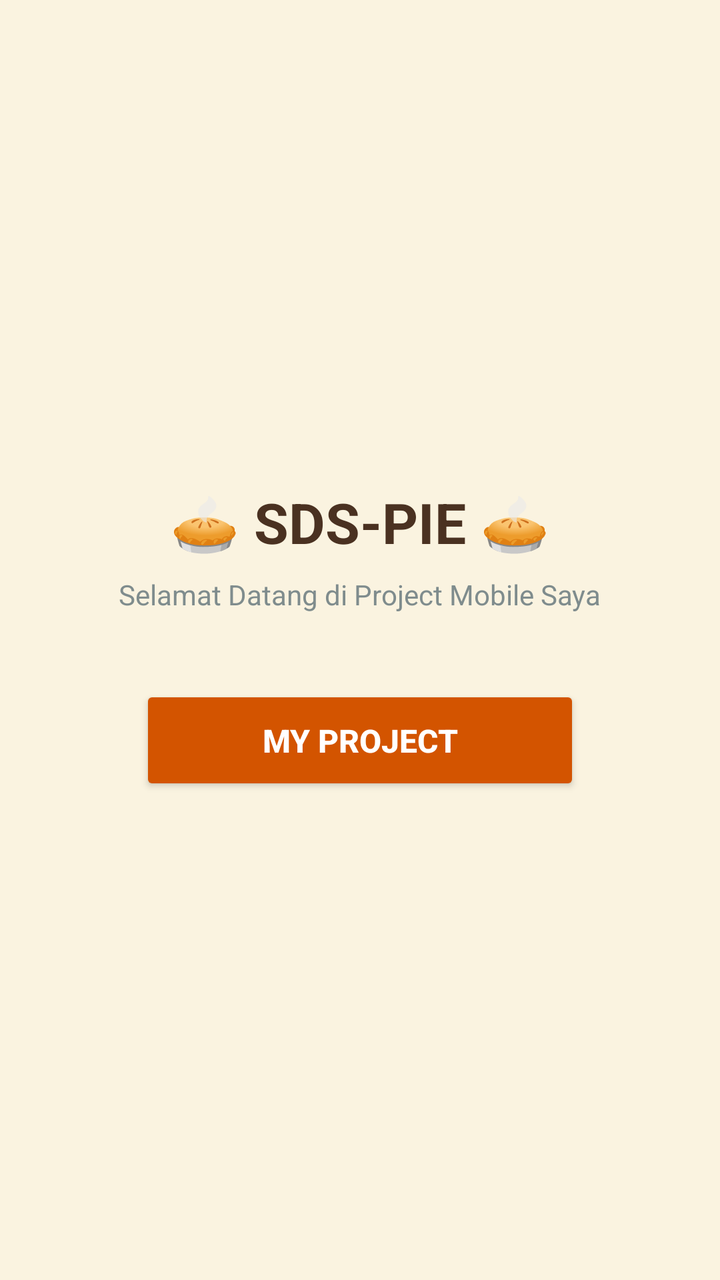
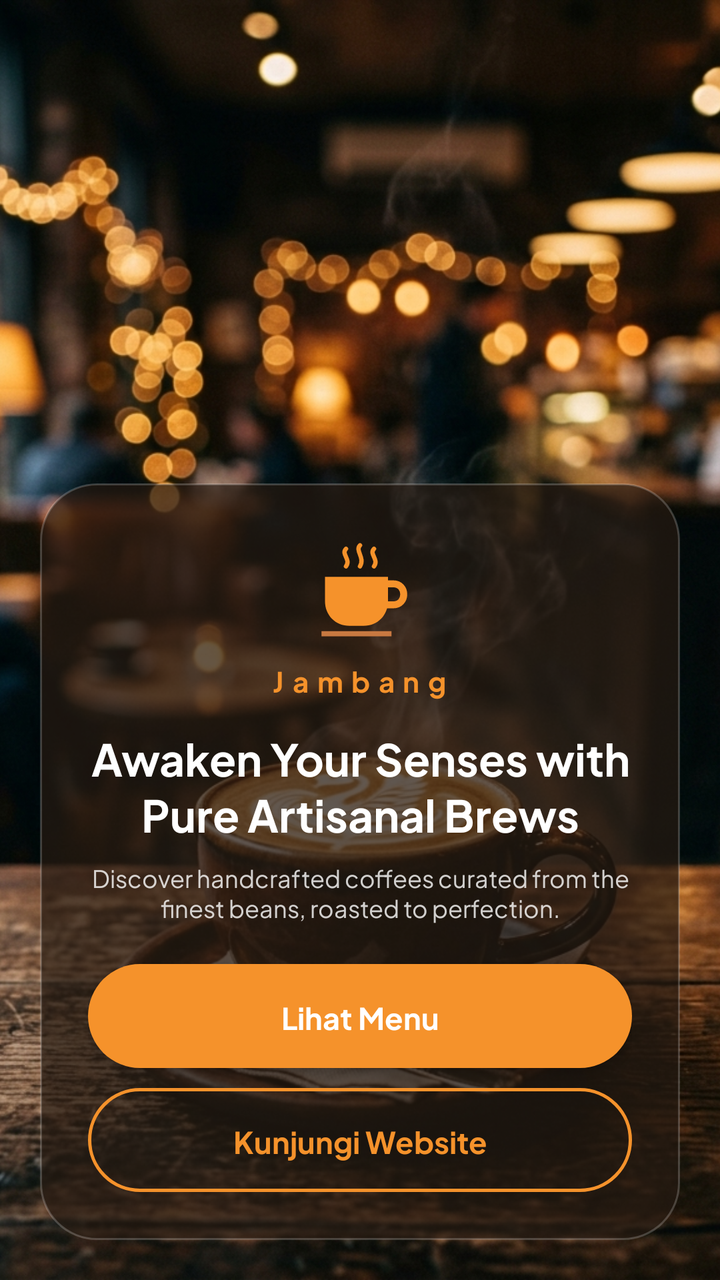

Screens rendered from an Android XML layout before and after an edit, with the pre-edit source and the edit as a unified diff.
<!-- AndroidManifest.xml: application theme Theme.AppCompat.Light.NoActionBar -->
<!-- res/layout/activity_main.xml -->
<?xml version="1.0" encoding="utf-8"?>
<LinearLayout xmlns:android="http://schemas.android.com/apk/res/android"
    xmlns:tools="http://schemas.android.com/tools"
    android:id="@+id/main"
    android:layout_width="match_parent"
    android:layout_height="match_parent"
    android:background="#FAF3E0"
    android:gravity="center"
    android:orientation="vertical"
    android:padding="24dp"
    tools:context=".MainActivity">

    <TextView
        android:layout_width="wrap_content"
        android:layout_height="wrap_content"
        android:text="🥧 SDS-PIE 🥧"
        android:textSize="28sp"
        android:textStyle="bold"
        android:textColor="#4A3121"
        android:layout_marginBottom="8dp" />

    <TextView
        android:layout_width="wrap_content"
        android:layout_height="wrap_content"
        android:text="Selamat Datang di Project Mobile Saya"
        android:textSize="14sp"
        android:textColor="#7F8C8D"
        android:layout_marginBottom="36dp" />

    <Button
        android:id="@+id/btnMyProject"
        android:layout_width="220dp"
        android:layout_height="55dp"
        android:text="@string/btn_my_project"
        android:textSize="16sp"
        android:textStyle="bold"
        android:textColor="@android:color/white"
        android:backgroundTint="#D35400"
        android:elevation="6dp" />

</LinearLayout>
<!-- resources referenced by this layout -->
<resources>
  <string name="btn_my_project">My Project</string>
</resources>

<!-- the commit's change to res/layout/activity_main.xml (unified diff, before → after) -->
@@ -1,41 +1,94 @@
 <?xml version="1.0" encoding="utf-8"?>
-<LinearLayout xmlns:android="http://schemas.android.com/apk/res/android"
+<FrameLayout xmlns:android="http://schemas.android.com/apk/res/android"
     xmlns:tools="http://schemas.android.com/tools"
-    android:id="@+id/main"
     android:layout_width="match_parent"
     android:layout_height="match_parent"
-    android:background="#FAF3E0"
-    android:gravity="center"
-    android:orientation="vertical"
-    android:padding="24dp"
+    android:background="@color/jambang_brown"
     tools:context=".MainActivity">
 
-    <TextView
-        android:layout_width="wrap_content"
-        android:layout_height="wrap_content"
-        android:text="🥧 SDS-PIE 🥧"
-        android:textSize="28sp"
-        android:textStyle="bold"
-        android:textColor="#4A3121"
-        android:layout_marginBottom="8dp" />
+    <ImageView
+        android:layout_width="match_parent"
+        android:layout_height="match_parent"
+        android:contentDescription="@null"
+        android:scaleType="centerCrop"
+        android:src="@drawable/bg_landing" />
 
-    <TextView
-        android:layout_width="wrap_content"
-        android:layout_height="wrap_content"
-        android:text="Selamat Datang di Project Mobile Saya"
-        android:textSize="14sp"
-        android:textColor="#7F8C8D"
-        android:layout_marginBottom="36dp" />
+    <LinearLayout
+        android:id="@+id/main"
+        android:layout_width="match_parent"
+        android:layout_height="match_parent"
+        android:gravity="bottom"
+        android:orientation="vertical"
+        android:padding="20dp">
 
-    <Button
-        android:id="@+id/btnMyProject"
-        android:layout_width="220dp"
-        android:layout_height="55dp"
-        android:text="@string/btn_my_project"
-        android:textSize="16sp"
-        android:textStyle="bold"
-        android:textColor="@android:color/white"
-        android:backgroundTint="#D35400"
-        android:elevation="6dp" />
+        <LinearLayout
+            android:layout_width="match_parent"
+            android:layout_height="wrap_content"
+            android:background="@drawable/bg_card_glass"
+            android:gravity="center_horizontal"
+            android:orientation="vertical"
+            android:padding="24dp">
 
-</LinearLayout>
+            <ImageView
+                android:layout_width="56dp"
+                android:layout_height="56dp"
+                android:contentDescription="@string/logo_desc"
+                android:src="@drawable/ic_logo_jambang" />
+
+            <TextView
+                android:layout_width="wrap_content"
+                android:layout_height="wrap_content"
+                android:layout_marginTop="8dp"
+                android:text="@string/landing_title"
+                android:textColor="@color/jambang_orange"
+                android:textSize="14sp"
+                android:textStyle="bold"
+                android:letterSpacing="0.3" />
+
+            <TextView
+                android:layout_width="match_parent"
+                android:layout_height="wrap_content"
+                android:layout_marginTop="12dp"
+                android:gravity="center"
+                android:text="@string/landing_tagline"
+                android:textColor="@color/white"
+                android:textSize="22sp"
+                android:textStyle="bold" />
+
+            <TextView
+                android:layout_width="match_parent"
+                android:layout_height="wrap_content"
+                android:layout_marginTop="8dp"
+                android:gravity="center"
+                android:text="@string/landing_desc"
+                android:textColor="#CCFFFFFF"
+                android:textSize="12sp" />
+
+            <Button
+                android:id="@+id/btnMyProject"
+                android:layout_width="match_parent"
+                android:layout_height="52dp"
+                android:layout_marginTop="20dp"
+                android:background="@drawable/bg_button_pill"
+                android:backgroundTint="@null"
+                android:text="@string/btn_see_menu"
+                android:textAllCaps="false"
+                android:textColor="@color/white"
+                android:textSize="15sp"
+                android:textStyle="bold" />
+
+            <Button
+                android:id="@+id/btnWebView"
+                android:layout_width="match_parent"
+                android:layout_height="52dp"
+                android:layout_marginTop="10dp"
+                android:background="@drawable/bg_button_outline"
+                android:backgroundTint="@null"
+                android:text="@string/btn_web_view"
+                android:textAllCaps="false"
+                android:textColor="@color/jambang_orange"
+                android:textSize="15sp"
+                android:textStyle="bold" />
+        </LinearLayout>
+    </LinearLayout>
+</FrameLayout>
<!-- resource entries referenced after the edit -->
@@ -1,5 +1,67 @@
 <!-- resources referenced by this layout -->
 <resources>
-  <string name="btn_my_project">My Project</string>
+  <color name="jambang_brown">#3B2314</color>
+  <color name="jambang_orange">#F5922B</color>
+  <color name="white">#FFFFFFFF</color>
+  <!-- drawable bg_button_outline (drawable) -->
+  <shape xmlns:android="http://schemas.android.com/apk/res/android" android:shape="rectangle">
+      <solid android:color="@android:color/transparent" />
+      <stroke android:width="1.5dp" android:color="@color/jambang_orange" />
+      <corners android:radius="28dp" />
+  </shape>
+  <!-- drawable bg_button_pill (drawable) -->
+  <shape xmlns:android="http://schemas.android.com/apk/res/android" android:shape="rectangle">
+      <solid android:color="@color/jambang_orange" />
+      <corners android:radius="28dp" />
+  </shape>
+  <!-- drawable bg_card_glass (drawable) -->
+  <shape xmlns:android="http://schemas.android.com/apk/res/android" android:shape="rectangle">
+      <solid android:color="@color/jambang_glass" />
+      <stroke android:width="1dp" android:color="#33FFFFFF" />
+      <corners android:radius="28dp" />
+  </shape>
+  <!-- drawable bg_landing: png bitmap (drawable, 736396 bytes) -->
+  <!-- drawable ic_logo_jambang (drawable) -->
+  <vector xmlns:android="http://schemas.android.com/apk/res/android"
+      android:width="64dp"
+      android:height="64dp"
+      android:viewportWidth="64"
+      android:viewportHeight="64">
+      <path
+          android:fillColor="#00000000"
+          android:pathData="M24,10c-3,3 3,6 0,10M32,8c-3,3 3,7 0,12M40,10c-3,3 3,6 0,10"
+          android:strokeColor="#F5922B"
+          android:strokeWidth="2.5"
+          android:strokeLineCap="round" />
+      <path
+          android:fillColor="#F5922B"
+          android:pathData="M12,26h36v14c0,8 -6,14 -14,14h-8c-8,0 -14,-6 -14,-14z" />
+      <path
+          android:fillColor="#00000000"
+          android:pathData="M48,30h3c4,0 6,3 6,6s-2,6 -6,6h-5"
+          android:strokeColor="#F5922B"
+          android:strokeWidth="4"
+          android:strokeLineCap="round" />
+      <path
+          android:fillColor="#C87941"
+          android:pathData="M10,57h40v3h-40z" />
+  </vector>
+  <string name="btn_see_menu">Lihat Menu</string>
+  <string name="btn_web_view">Kunjungi Website</string>
+  <string name="landing_desc">Discover handcrafted coffees curated from the finest beans, roasted to perfection.</string>
+  <string name="landing_tagline">Awaken Your Senses with Pure Artisanal Brews</string>
+  <string name="landing_title">Jambang</string>
+  <string name="logo_desc">Logo Jambang</string>
+  <style name="Theme.Cacapie" parent="Base.Theme.Cacapie" />
+  <color name="jambang_glass">#B3261A12</color>
+  <style name="Base.Theme.Cacapie" parent="Theme.Material3.Light.NoActionBar">
+          <item name="colorPrimary">@color/my_primary</item>
+          <item name="android:fontFamily">@font/jakarta_sans</item>
+          <item name="fontFamily">@font/jakarta_sans</item>
+          <item name="android:windowBackground">@color/jambang_cream</item>
+          <item name="android:textColorPrimary">@color/jambang_brown</item>
+      </style>
+  <color name="my_primary">#F5922B</color>
+  <color name="jambang_cream">#FFF6EC</color>
 </resources>
 
